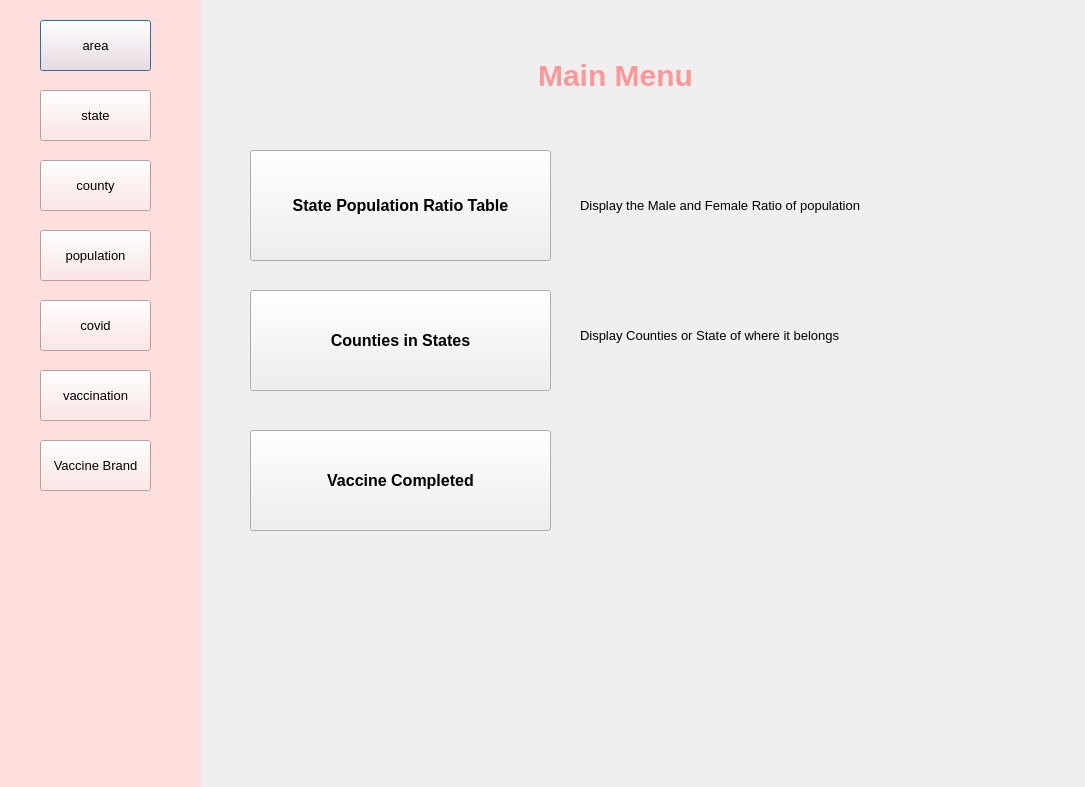
The window that GUI/main.ui (Tashi-Shiro/CSE412Project) describes before a commit, drawn with Qt 5.
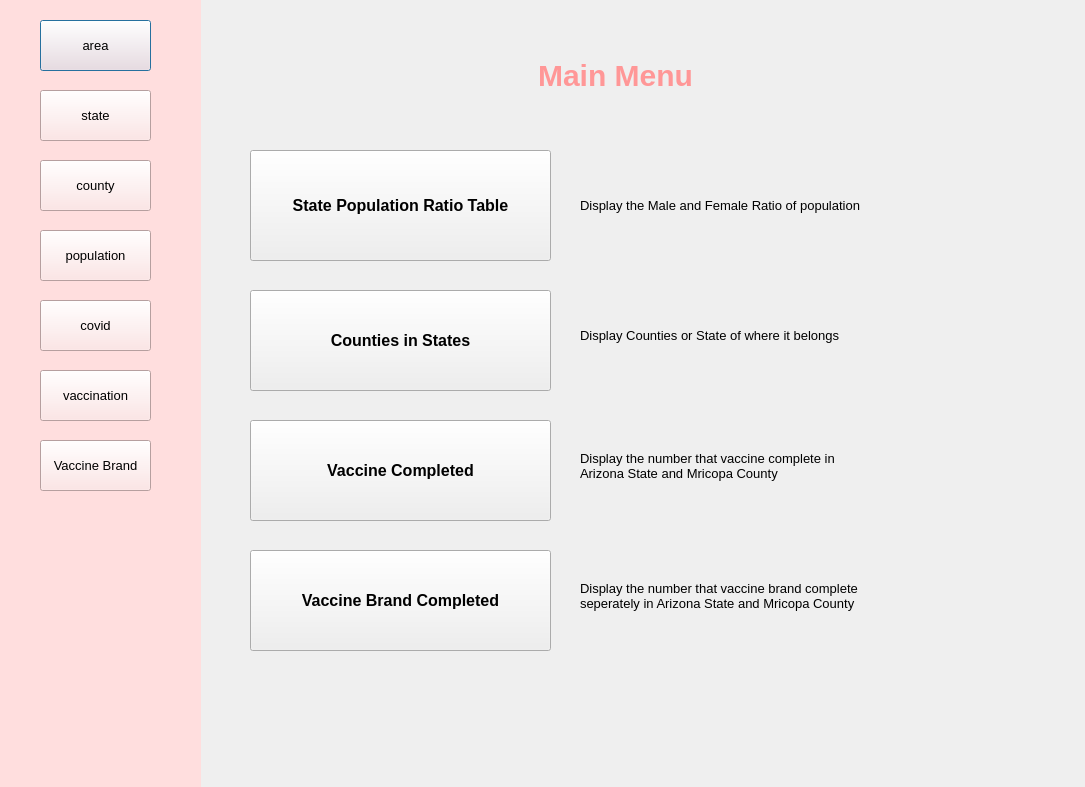
The same window after the commit.

The edit to the form file:
```diff
--- a/GUI/main.ui
+++ b/GUI/main.ui
@@ -269,7 +269,7 @@
    <property name="geometry">
     <rect>
      <x>250</x>
-     <y>430</y>
+     <y>420</y>
      <width>301</width>
      <height>101</height>
     </rect>
@@ -285,6 +285,64 @@
     <string>Vaccine Completed</string>
    </property>
   </widget>
+  <widget class="QPushButton" name="VaccBrandCompletebutton">
+   <property name="geometry">
+    <rect>
+     <x>250</x>
+     <y>550</y>
+     <width>301</width>
+     <height>101</height>
+    </rect>
+   </property>
+   <property name="font">
+    <font>
+     <pointsize>12</pointsize>
+     <weight>75</weight>
+     <bold>true</bold>
+    </font>
+   </property>
+   <property name="text">
+    <string>Vaccine Brand Completed</string>
+   </property>
+  </widget>
+  <widget class="QLabel" name="label_4">
+   <property name="geometry">
+    <rect>
+     <x>580</x>
+     <y>420</y>
+     <width>391</width>
+     <height>91</height>
+    </rect>
+   </property>
+   <property name="font">
+    <font>
+     <pointsize>10</pointsize>
+    </font>
+   </property>
+   <property name="text">
+    <string>Display the number that vaccine complete in 
+Arizona State and Mricopa County</string>
+   </property>
+  </widget>
+  <widget class="QLabel" name="label_5">
+   <property name="geometry">
+    <rect>
+     <x>580</x>
+     <y>550</y>
+     <width>391</width>
+     <height>91</height>
+    </rect>
+   </property>
+   <property name="font">
+    <font>
+     <pointsize>10</pointsize>
+    </font>
+   </property>
+   <property name="text">
+    <string>Display the number that vaccine brand complete 
+seperately in Arizona State and Mricopa County</string>
+   </property>
+  </widget>
  </widget>
  <resources/>
  <connections/>
```
